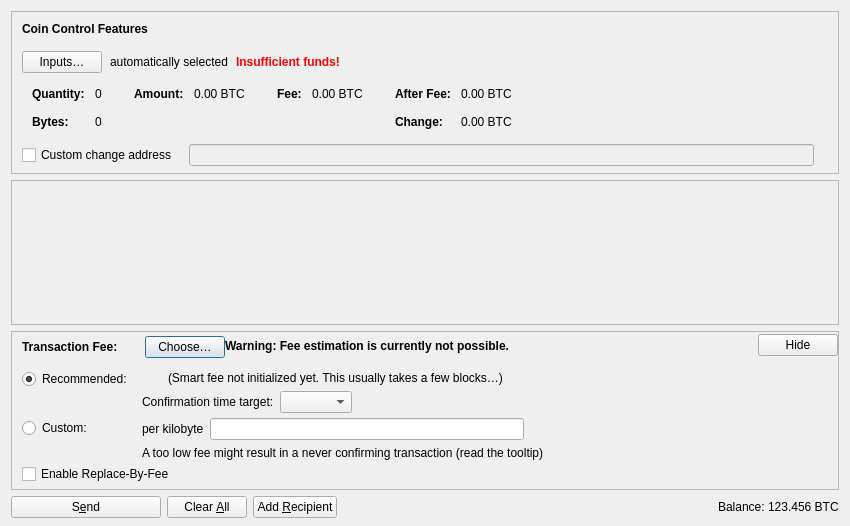
Qt form src/qt/forms/sendcoinsdialog.ui (1175Dev/1175) before a commit.
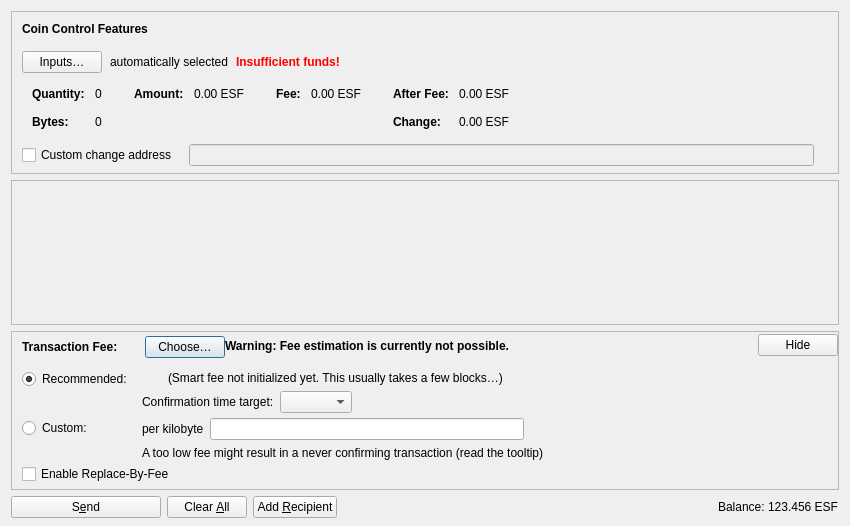
The same form after that commit. Icons and pictures are not drawn. Custom widgets are drawn as their Qt base class.

The edit to the form file:
```diff
--- a/src/qt/forms/sendcoinsdialog.ui
+++ b/src/qt/forms/sendcoinsdialog.ui
@@ -327,7 +327,7 @@
                   <enum>Qt::ActionsContextMenu</enum>
                  </property>
                  <property name="text">
-                  <string notr="true">0.00 BTC</string>
+                  <string notr="true">0.00 ESF</string>
                  </property>
                  <property name="textInteractionFlags">
                   <set>Qt::LinksAccessibleByMouse|Qt::TextSelectableByKeyboard|Qt::TextSelectableByMouse</set>
@@ -378,7 +378,7 @@
                   <enum>Qt::ActionsContextMenu</enum>
                  </property>
                  <property name="text">
-                  <string notr="true">0.00 BTC</string>
+                  <string notr="true">0.00 ESF</string>
                  </property>
                  <property name="textInteractionFlags">
                   <set>Qt::LinksAccessibleByMouse|Qt::TextSelectableByKeyboard|Qt::TextSelectableByMouse</set>
@@ -432,7 +432,7 @@
                   <enum>Qt::ActionsContextMenu</enum>
                  </property>
                  <property name="text">
-                  <string notr="true">0.00 BTC</string>
+                  <string notr="true">0.00 ESF</string>
                  </property>
                  <property name="textInteractionFlags">
                   <set>Qt::LinksAccessibleByMouse|Qt::TextSelectableByKeyboard|Qt::TextSelectableByMouse</set>
@@ -461,7 +461,7 @@
                   <enum>Qt::ActionsContextMenu</enum>
                  </property>
                  <property name="text">
-                  <string notr="true">0.00 BTC</string>
+                  <string notr="true">0.00 ESF</string>
                  </property>
                  <property name="textInteractionFlags">
                   <set>Qt::LinksAccessibleByMouse|Qt::TextSelectableByKeyboard|Qt::TextSelectableByMouse</set>
@@ -1191,7 +1191,7 @@
           <cursorShape>IBeamCursor</cursorShape>
          </property>
          <property name="text">
-          <string notr="true">123.456 BTC</string>
+          <string notr="true">123.456 ESF</string>
          </property>
          <property name="textInteractionFlags">
           <set>Qt::LinksAccessibleByMouse|Qt::TextSelectableByKeyboard|Qt::TextSelectableByMouse</set>
```
Left out of the diff: 2 changed lines with no effect on the pictures.
